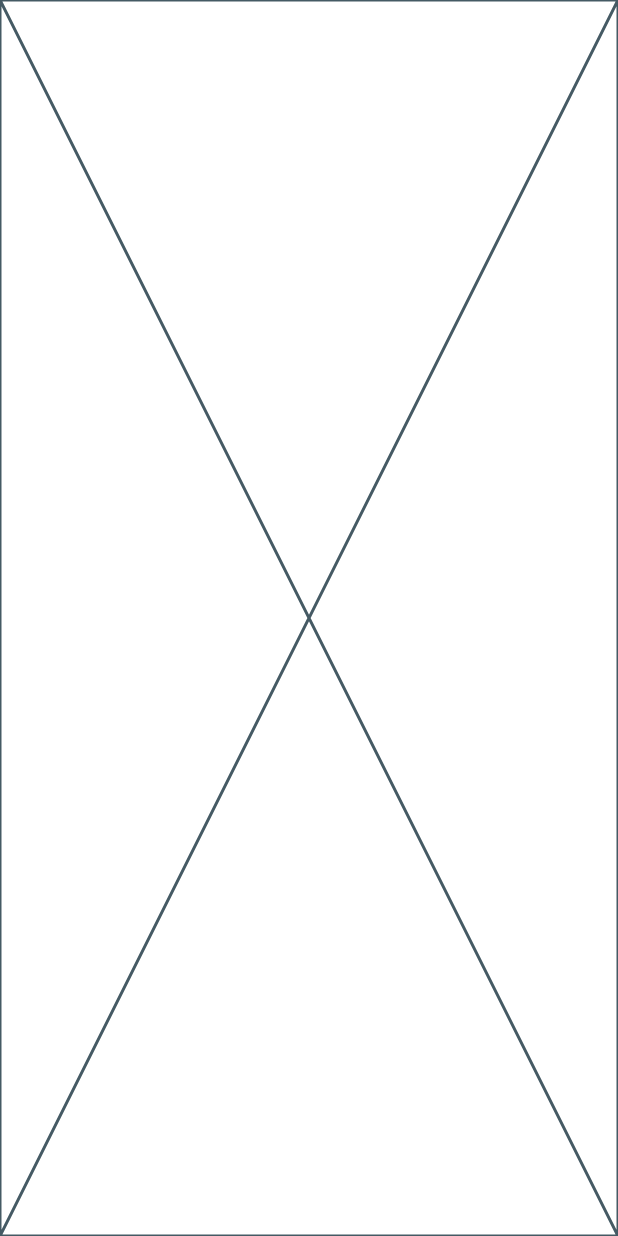
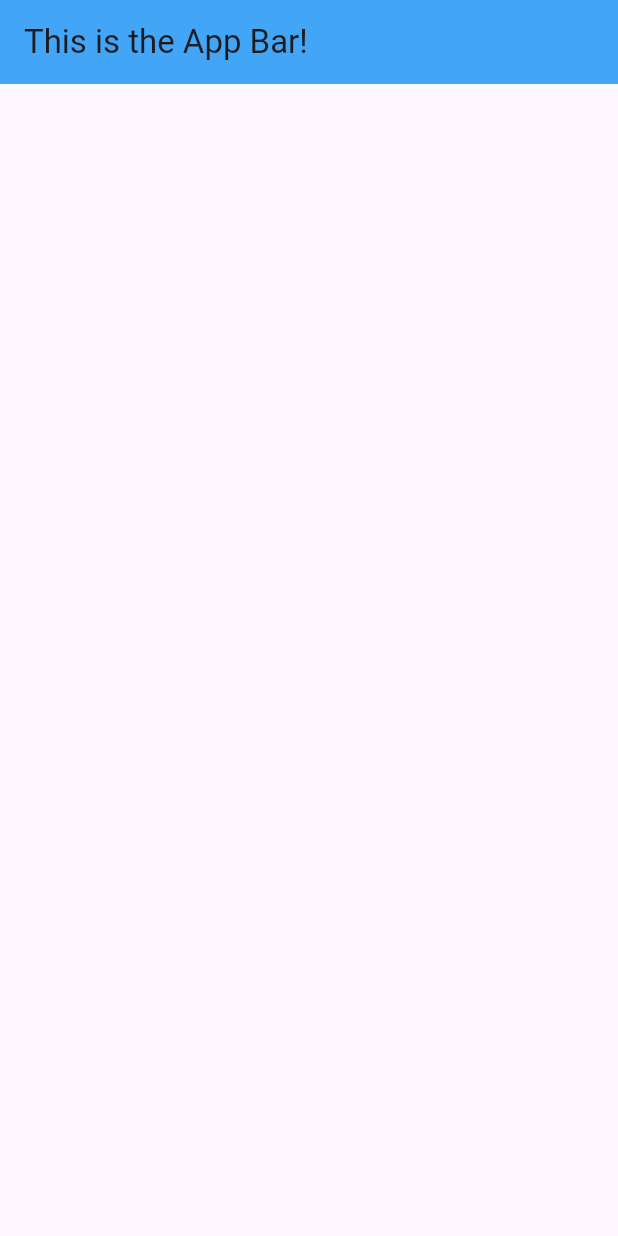
Before and after one commit to dilshi13/dice_rollens_app, a Flutter app: the screen it shows after launch, on a phone screen of 412 x 824 dp. Run offline on Flutter 3.47's test engine with Material 3 defaults, Android fonts, the light colour scheme and no system bars.

Commit message:
create  a stateless widget called HelloWorldApp & added AppBar

```diff
--- a/lib/main.dart
+++ b/lib/main.dart
@@ -1,7 +1,7 @@
 import 'package:flutter/material.dart';
 
 void main(){
-runApp(MaterialApp(
+runApp(const MaterialApp(
 home: HellowWorldApp(),
 ));
 }
@@ -10,6 +10,12 @@ home: HellowWorldApp(),
 
   @override
   Widget build(BuildContext context) {
-    return const Placeholder();
+    return Scaffold(
+      appBar:AppBar(
+        title: Text('This is the App Bar!'),
+        backgroundColor: Colors.blue.shade400,
+      ),
+    );
+
   }
 }
```
